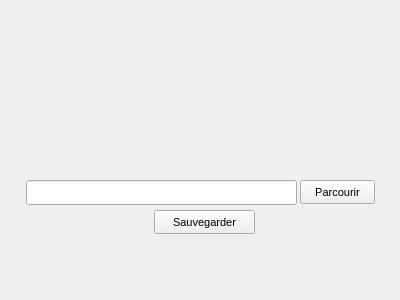
Above: chrysalide/sauvegarde.ui from chrysalideProject/chrysalideProject before the change. Below: the same form after it.
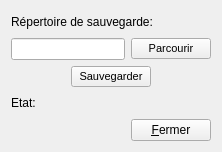
That is the form after the change.

Commit message: fonctionnalité sauvegarde implémentée

```diff
--- a/chrysalide/sauvegarde.ui
+++ b/chrysalide/sauvegarde.ui
@@ -6,32 +6,45 @@
    <rect>
     <x>0</x>
     <y>0</y>
-    <width>400</width>
-    <height>300</height>
+    <width>222</width>
+    <height>152</height>
    </rect>
   </property>
   <property name="windowTitle">
    <string>Form</string>
   </property>
-  <widget class="QLineEdit" name="lineEditChemin">
-   <property name="geometry">
-    <rect>
-     <x>26</x>
-     <y>180</y>
-     <width>271</width>
-     <height>25</height>
-    </rect>
-   </property>
-  </widget>
+  <layout class="QVBoxLayout" name="verticalLayout">
+   <item>
+    <layout class="QHBoxLayout" name="horizontalLayout_3">
+     <item>
+      <widget class="QLabel" name="label">
+       <property name="text">
+        <string>Répertoire de sauvegarde:</string>
+       </property>
+      </widget>
+     </item>
+     <item>
+      <spacer name="horizontalSpacer_4">
+       <property name="orientation">
+        <enum>Qt::Horizontal</enum>
+       </property>
+       <property name="sizeHint" stdset="0">
+        <size>
+         <width>40</width>
+         <height>20</height>
+        </size>
+       </property>
+      </spacer>
+     </item>
+    </layout>
+   </item>
+   <item>
+    <layout class="QHBoxLayout" name="horizontalLayout_4">
+     <item>
+      <widget class="QLineEdit" name="lineEditChemin"/>
+     </item>
+     <item>
   <widget class="QPushButton" name="pushButtonParcourir">
-   <property name="geometry">
-    <rect>
-     <x>300</x>
-     <y>180</y>
-     <width>75</width>
-     <height>24</height>
-    </rect>
-   </property>
    <property name="font">
     <font>
      <pointsize>8</pointsize>
@@ -44,15 +57,26 @@
     <string>Parcourir</string>
    </property>
   </widget>
+     </item>
+    </layout>
+   </item>
+   <item>
+    <layout class="QHBoxLayout" name="horizontalLayout_2">
+     <item>
+      <spacer name="horizontalSpacer_2">
+       <property name="orientation">
+        <enum>Qt::Horizontal</enum>
+       </property>
+       <property name="sizeHint" stdset="0">
+        <size>
+         <width>40</width>
+         <height>20</height>
+        </size>
+       </property>
+      </spacer>
+     </item>
+     <item>
   <widget class="QPushButton" name="pushButtonSauvegarder">
-   <property name="geometry">
-    <rect>
-     <x>154</x>
-     <y>210</y>
-     <width>101</width>
-     <height>24</height>
-    </rect>
-   </property>
    <property name="font">
     <font>
      <pointsize>8</pointsize>
@@ -65,6 +89,71 @@
     <string>Sauvegarder</string>
    </property>
   </widget>
+     </item>
+     <item>
+      <spacer name="horizontalSpacer_3">
+       <property name="orientation">
+        <enum>Qt::Horizontal</enum>
+       </property>
+       <property name="sizeHint" stdset="0">
+        <size>
+         <width>40</width>
+         <height>20</height>
+        </size>
+       </property>
+      </spacer>
+     </item>
+    </layout>
+   </item>
+   <item>
+    <layout class="QHBoxLayout" name="horizontalLayout_5">
+     <item>
+      <widget class="QLabel" name="label_Etat">
+       <property name="text">
+        <string>Etat:</string>
+       </property>
+      </widget>
+     </item>
+     <item>
+      <spacer name="horizontalSpacer_5">
+       <property name="orientation">
+        <enum>Qt::Horizontal</enum>
+       </property>
+       <property name="sizeHint" stdset="0">
+        <size>
+         <width>40</width>
+         <height>20</height>
+        </size>
+       </property>
+      </spacer>
+     </item>
+    </layout>
+   </item>
+   <item>
+    <layout class="QHBoxLayout" name="horizontalLayout">
+     <item>
+      <spacer name="horizontalSpacer">
+       <property name="orientation">
+        <enum>Qt::Horizontal</enum>
+       </property>
+       <property name="sizeHint" stdset="0">
+        <size>
+         <width>40</width>
+         <height>20</height>
+        </size>
+       </property>
+      </spacer>
+     </item>
+     <item>
+      <widget class="QPushButton" name="pushButtonFermer">
+       <property name="text">
+        <string>&amp;Fermer</string>
+       </property>
+      </widget>
+     </item>
+    </layout>
+   </item>
+  </layout>
  </widget>
  <resources/>
  <connections/>
```
Lines whose indentation alone changed are shown as unchanged. The commit also changes 4 other files.
